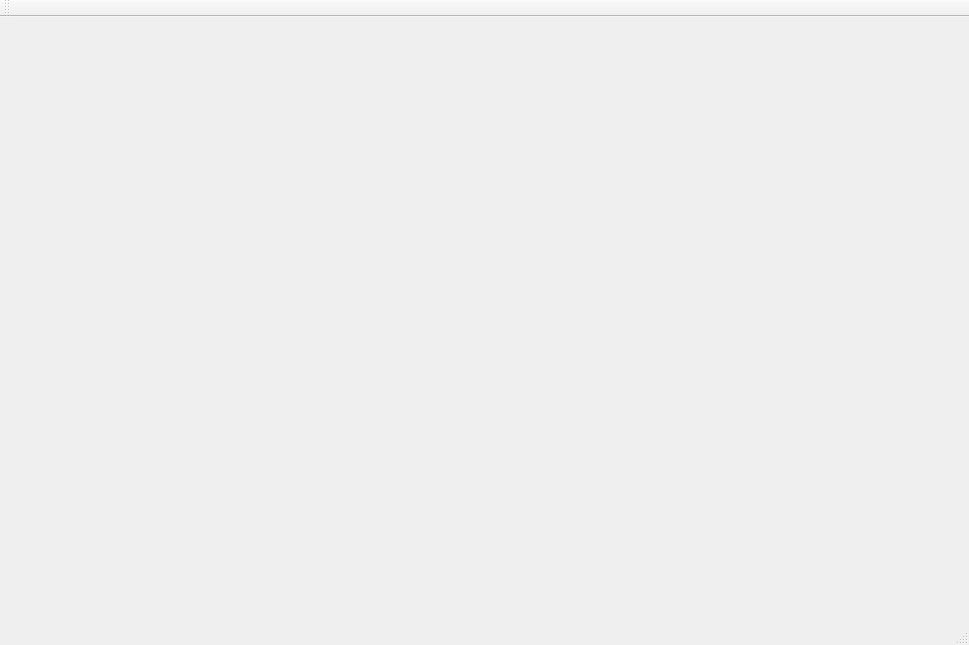
HadesD/CaroOnline, file Client.Qt/MainWindow.ui: the form before one commit.
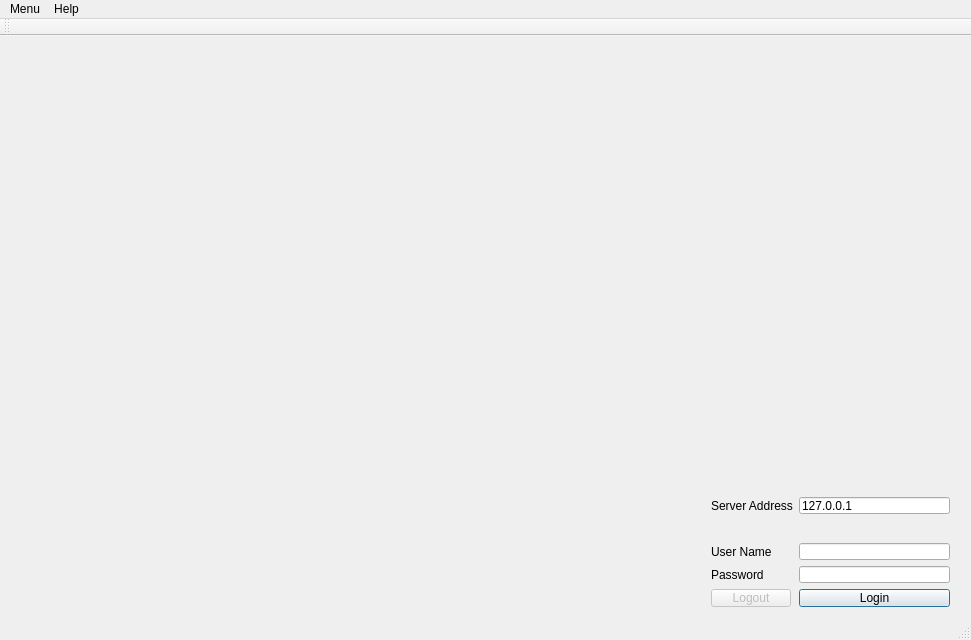
The form after the commit.

Commit message: Add login form and events

What changed in the file:
```diff
--- a/Client.Qt/MainWindow.ui
+++ b/Client.Qt/MainWindow.ui
@@ -6,8 +6,8 @@
    <rect>
     <x>0</x>
     <y>0</y>
-    <width>969</width>
-    <height>645</height>
+    <width>971</width>
+    <height>640</height>
    </rect>
   </property>
   <property name="sizePolicy">
@@ -31,16 +31,138 @@
     </property>
     <layout class="QGridLayout" name="gameBoardLayout"/>
    </widget>
+   <widget class="QWidget" name="formLayoutWidget">
+    <property name="geometry">
+     <rect>
+      <x>700</x>
+      <y>450</y>
+      <width>261</width>
+      <height>132</height>
+     </rect>
+    </property>
+    <layout class="QFormLayout" name="loginFormLayout">
+     <item row="4" column="1">
+      <widget class="QPushButton" name="loginButton">
+       <property name="text">
+        <string>Login</string>
+       </property>
+       <property name="default">
+        <bool>true</bool>
+       </property>
+      </widget>
+     </item>
+     <item row="0" column="0">
+      <widget class="QLabel" name="serverAdrLabel">
+       <property name="text">
+        <string>Server Address</string>
+       </property>
+       <property name="textFormat">
+        <enum>Qt::PlainText</enum>
+       </property>
+      </widget>
+     </item>
+     <item row="0" column="1">
+      <widget class="QLineEdit" name="serverAdrInput">
+       <property name="locale">
+        <locale language="English" country="UnitedStates"/>
+       </property>
+       <property name="text">
+        <string>127.0.0.1</string>
+       </property>
+      </widget>
+     </item>
+     <item row="2" column="0">
+      <widget class="QLabel" name="userNameLabel">
+       <property name="text">
+        <string>User Name</string>
+       </property>
+       <property name="textFormat">
+        <enum>Qt::PlainText</enum>
+       </property>
+      </widget>
+     </item>
+     <item row="3" column="1">
+      <widget class="QLineEdit" name="passwordInput">
+       <property name="locale">
+        <locale language="English" country="UnitedStates"/>
+       </property>
+      </widget>
+     </item>
+     <item row="2" column="1">
+      <widget class="QLineEdit" name="userNameInput">
+       <property name="locale">
+        <locale language="English" country="UnitedStates"/>
+       </property>
+      </widget>
+     </item>
+     <item row="1" column="0" colspan="2">
+      <spacer name="horizontalSpacer">
+       <property name="orientation">
+        <enum>Qt::Horizontal</enum>
+       </property>
+       <property name="sizeHint" stdset="0">
+        <size>
+         <width>40</width>
+         <height>20</height>
+        </size>
+       </property>
+      </spacer>
+     </item>
+     <item row="3" column="0">
+      <widget class="QLabel" name="passwordLabel">
+       <property name="text">
+        <string>Password</string>
+       </property>
+       <property name="textFormat">
+        <enum>Qt::PlainText</enum>
+       </property>
+      </widget>
+     </item>
+     <item row="4" column="0">
+      <widget class="QPushButton" name="logoutButton">
+       <property name="enabled">
+        <bool>false</bool>
+       </property>
+       <property name="text">
+        <string>Logout</string>
+       </property>
+       <property name="default">
+        <bool>false</bool>
+       </property>
+       <property name="flat">
+        <bool>false</bool>
+       </property>
+      </widget>
+     </item>
+    </layout>
+   </widget>
   </widget>
   <widget class="QMenuBar" name="menuBar">
    <property name="geometry">
     <rect>
      <x>0</x>
      <y>0</y>
-     <width>969</width>
-     <height>22</height>
+     <width>971</width>
+     <height>20</height>
     </rect>
    </property>
+   <widget class="QMenu" name="menuMenu">
+    <property name="title">
+     <string>Menu</string>
+    </property>
+    <addaction name="separator"/>
+    <addaction name="actionNew_Game"/>
+    <addaction name="separator"/>
+    <addaction name="actionQuit"/>
+   </widget>
+   <widget class="QMenu" name="menuAbout">
+    <property name="title">
+     <string>Help</string>
+    </property>
+    <addaction name="actionAbout"/>
+   </widget>
+   <addaction name="menuMenu"/>
+   <addaction name="menuAbout"/>
   </widget>
   <widget class="QToolBar" name="mainToolBar">
    <attribute name="toolBarArea">
```
Left out of the diff: 15 changed lines with no effect on the pictures. The commit also changes 2 other files.
